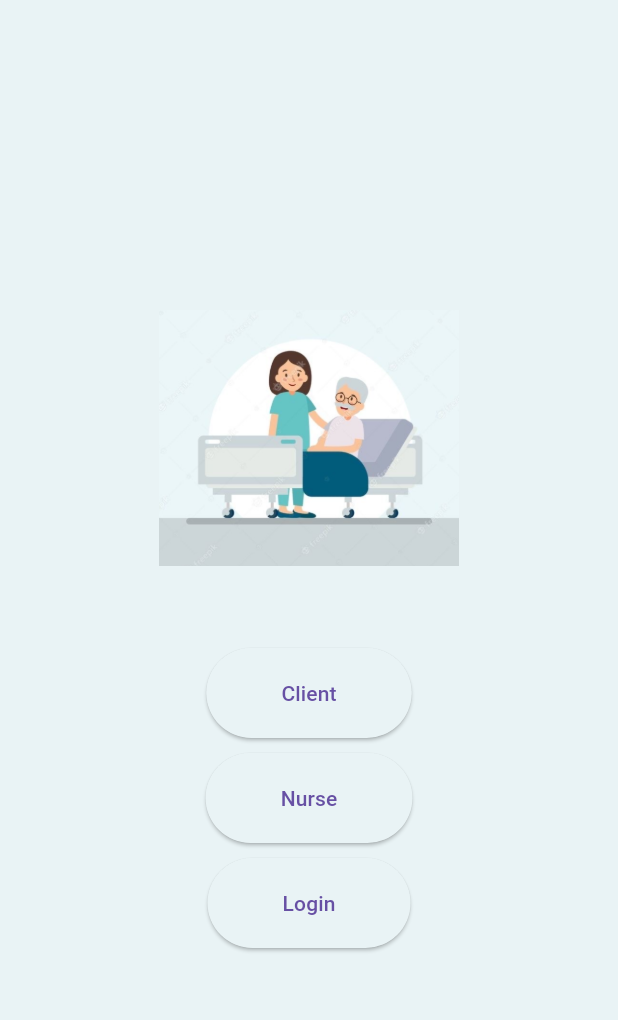
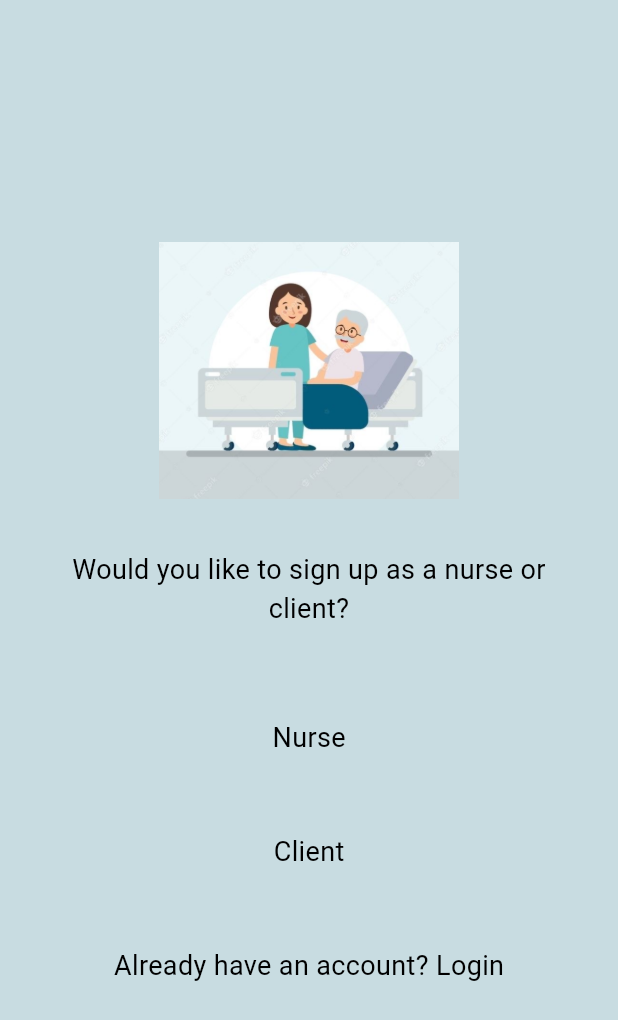
Before and after one commit to hydra2251/project-271, a Flutter app: the screen it shows after launch, on a phone screen of 412 x 824 dp. Shown: the top 1020 px of the screen. Run offline on Flutter 3.47's test engine with Material 3 defaults, Android fonts, the phone set to English and light mode, and no system bars; Roboto replaces fonts that are missing (LilyScriptOne).

Commit message:
Modified the design

```diff
--- a/lib/main.dart
+++ b/lib/main.dart
@@ -28,7 +28,8 @@ class ClientNursePage extends StatelessWidget {
   @override
   Widget build(BuildContext context) {
     return Scaffold(
-      backgroundColor: rgbaColor(233, 243, 245, 1),
+      backgroundColor:
+          Color.fromARGB(255, 200, 220, 225), // Adjust the color here
       body: Center(
         child: Column(
           mainAxisAlignment: MainAxisAlignment.center,
@@ -38,58 +39,82 @@ class ClientNursePage extends StatelessWidget {
               width: 200,
               height: 200,
             ),
+            const SizedBox(height: 20),
+            Text(
+              'Would you like to sign up as a nurse or\nclient?',
+              style: TextStyle(
+                fontFamily: 'LilyScriptOne',
+                fontSize: 18,
+                color: Colors.black,
+              ),
+              textAlign: TextAlign.center,
+            ),
             const SizedBox(height: 40),
-            ElevatedButton(
-              onPressed: () {
+            InkWell(
+              onTap: () {
+                Navigator.push(
+                  context,
+                  MaterialPageRoute(builder: (context) => const NursePage()),
+                );
+              },
+              child: Container(
+                padding: const EdgeInsets.symmetric(vertical: 20),
+                color: Colors.transparent,
+                child: const Text(
+                  'Nurse',
+                  style: TextStyle(
+                    fontFamily: 'LilyScriptOne',
+                    fontSize: 18,
+                    color: Colors.black,
+                  ),
+                ),
+              ),
+            ),
+            const SizedBox(height: 10),
+            InkWell(
+              onTap: () {
                 Navigator.push(
                   context,
                   MaterialPageRoute(builder: (context) => const SignInPage()),
                 );
               },
-              style: ElevatedButton.styleFrom(
-                backgroundColor: rgbaColor(233, 243, 245, 1),
-                padding:
-                    const EdgeInsets.symmetric(horizontal: 50, vertical: 20),
+              child: Container(
+                padding: const EdgeInsets.symmetric(vertical: 20),
+                color: Colors.transparent,
+                child: const Text(
+                  'Client',
+                  style: TextStyle(
+                    fontFamily: 'LilyScriptOne',
+                    fontSize: 18,
+                    color: Colors.black,
+                  ),
+                ),
               ),
-              child: const Text('Client'),
             ),
             const SizedBox(height: 10),
-            ElevatedButton(
-              onPressed: () {
-                Navigator.push(
-                  context,
-                  MaterialPageRoute(builder: (context) => const NursePage()),
-                );
-              },
-              style: ElevatedButton.styleFrom(
-                backgroundColor: rgbaColor(233, 243, 245, 1),
-                padding:
-                    const EdgeInsets.symmetric(horizontal: 50, vertical: 20),
-              ),
-              child: const Text('Nurse'),
-            ),
-            const SizedBox(height: 10),
-            ElevatedButton(
-              onPressed: () {
+            InkWell(
+              onTap: () {
                 Navigator.push(
                   context,
                   MaterialPageRoute(builder: (context) => const LoginPage()),
                 );
               },
-              style: ElevatedButton.styleFrom(
-                backgroundColor: rgbaColor(233, 243, 245, 1),
-                padding:
-                    const EdgeInsets.symmetric(horizontal: 50, vertical: 20),
+              child: Container(
+                padding: const EdgeInsets.symmetric(vertical: 20),
+                color: Colors.transparent,
+                child: const Text(
+                  'Already have an account? Login',
+                  style: TextStyle(
+                    fontFamily: 'LilyScriptOne',
+                    fontSize: 18,
+                    color: Colors.black,
+                  ),
+                ),
               ),
-              child: const Text('Login'),
             ),
           ],
         ),
       ),
     );
   }
-
-  Color rgbaColor(int r, int g, int b, double opacity) {
-    return Color.fromRGBO(r, g, b, opacity);
-  }
 }
```
Also changed, not shown: lib/screens/login.dart (+16 -14 lines).
